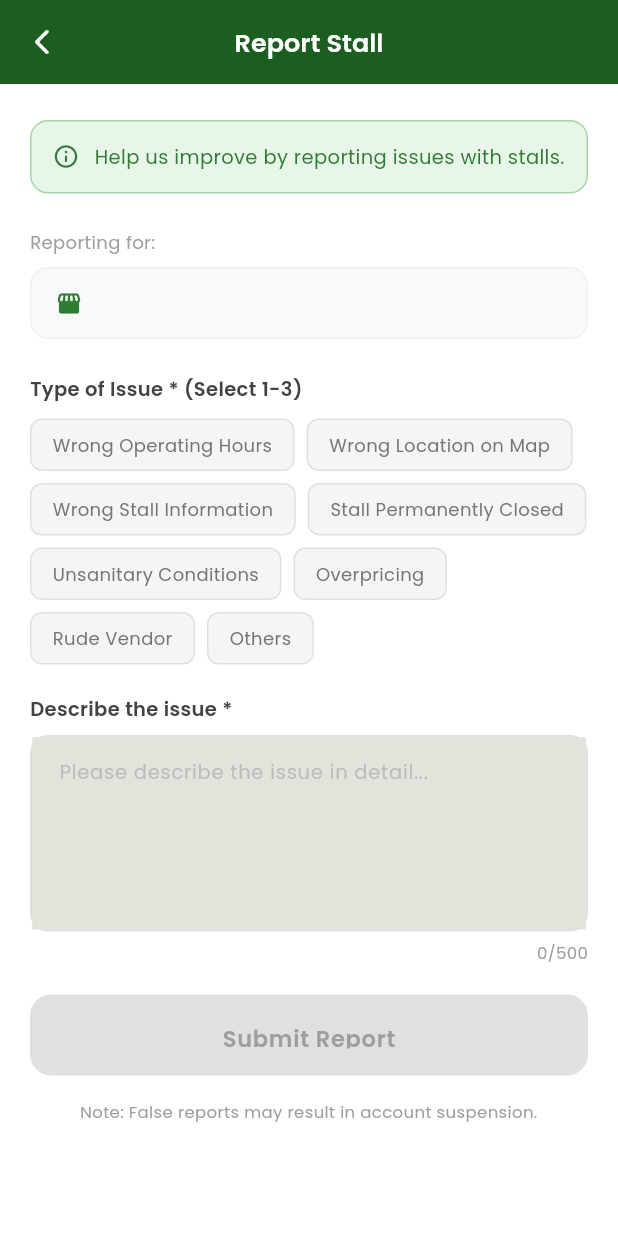
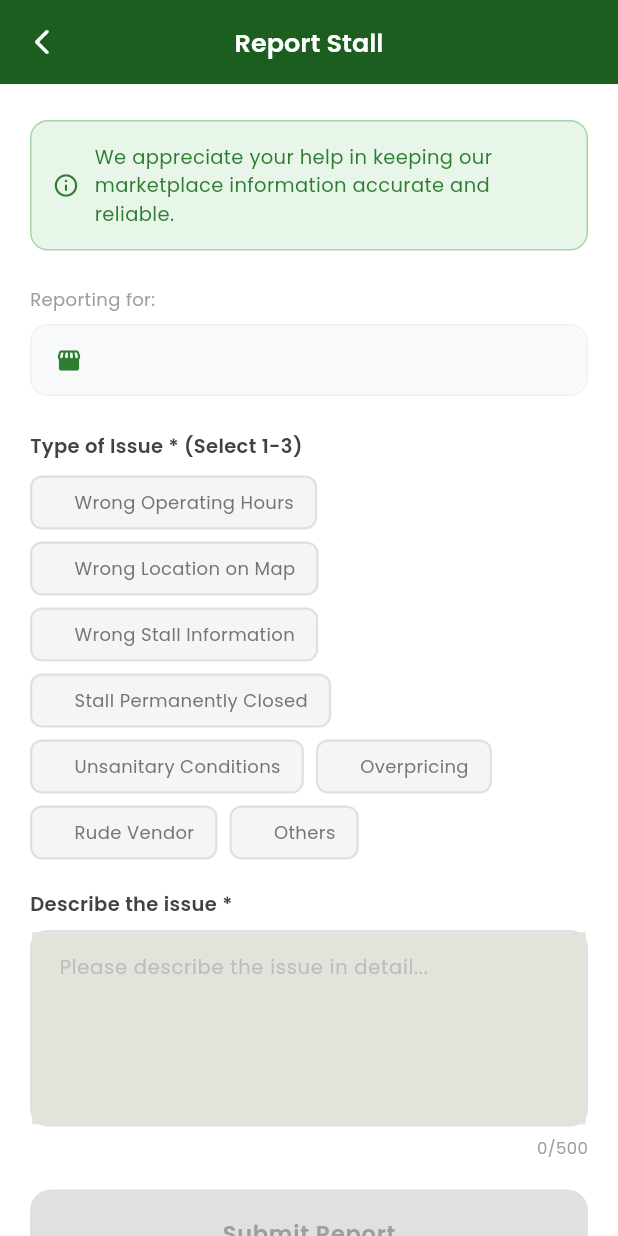
Before and after one commit to tsugumii21/MERKADO-GO---Ligao-City-Public-Market-Directory-AI-Assistant, a Flutter app: the ReportScreen screen opened directly with empty values, on a phone screen of 412 x 824 dp. Run offline on Flutter 3.47's test engine with Material 3 defaults, Android fonts, the phone set to English and light mode, and no system bars; our stand-ins replace cached_network_image, cloud_firestore, firebase_auth, firebase_core, firebase_messaging, flutter_dotenv and 7 more; accounts and stored records are empty.

Commit message:
feat: Convert time format to 12-hour AM/PM and fix UI issues
- Changed stall opening/closing times from 24-hour to 12-hour AM/PM format
- Updated seed data with new time format (e.g., 5:00 AM instead of 05:00)
- Updated StallModel default time values to 12-hour format
- Enhanced _formatTime12Hour() to detect and handle both formats
- Fixed report screen button positioning (consistent border width and icon spacing)
- Updated report info banner text to more professional wording
- Fixed Recently Viewed section overflow (increased height from 140 to 150px)

```diff
--- a/lib/features/report/presentation/report_screen.dart
+++ b/lib/features/report/presentation/report_screen.dart
@@ -211,7 +211,7 @@ class _ReportScreenState extends ConsumerState<ReportScreen> {
                     const SizedBox(width: 10),
                     Expanded(
                       child: Text(
-                        'Help us improve by reporting issues with stalls.',
+                        'We appreciate your help in keeping our marketplace information accurate and reliable.',
                         style: GoogleFonts.poppins(
                           fontSize: 13,
                           color: const Color(0xFF2E7D32),
@@ -311,20 +311,23 @@ class _ReportScreenState extends ConsumerState<ReportScreen> {
                             color: isSelected
                                 ? const Color(0xFF1B5E20)
                                 : const Color(0xFFE0E0E0),
-                            width: isSelected ? 1.5 : 1,
+                            width: 1.5,
                           ),
                         ),
                         child: Row(
                           mainAxisSize: MainAxisSize.min,
                           children: [
-                            if (isSelected) ...[
-                              const Icon(
-                                Icons.check_circle_rounded,
-                                size: 14,
-                                color: Color(0xFF1B5E20),
-                              ),
-                              const SizedBox(width: 6),
-                            ],
+                            SizedBox(
+                              width: 14,
+                              child: isSelected
+                                  ? const Icon(
+                                      Icons.check_circle_rounded,
+                                      size: 14,
+                                      color: Color(0xFF1B5E20),
+                                    )
+                                  : null,
+                            ),
+                            SizedBox(width: isSelected ? 6 : 0),
                             Text(
                               category,
                               style: GoogleFonts.poppins(
--- a/lib/features/stalls/presentation/stall_list_screen.dart
+++ b/lib/features/stalls/presentation/stall_list_screen.dart
@@ -688,7 +688,7 @@ class _StallListScreenState extends ConsumerState<StallListScreen> {
                       ),
                       SliverToBoxAdapter(
                         child: SizedBox(
-                          height: 140,
+                          height: 150,
                           child: ListView.builder(
                             scrollDirection: Axis.horizontal,
                             padding: const EdgeInsets.symmetric(horizontal: 16),
--- a/lib/models/stall_model.dart
+++ b/lib/models/stall_model.dart
@@ -42,8 +42,8 @@ class StallModel {
       products: List<String>.from(data['products'] as List<dynamic>? ?? []),
       address: data['address'] as String? ?? '',
       photoUrls: List<String>.from(data['photoUrls'] as List<dynamic>? ?? []),
-      openTime: data['openTime'] as String? ?? '06:00',
-      closeTime: data['closeTime'] as String? ?? '18:00',
+      openTime: data['openTime'] as String? ?? '6:00 AM',
+      closeTime: data['closeTime'] as String? ?? '6:00 PM',
       daysOpen: List<String>.from(data['daysOpen'] as List<dynamic>? ?? []),
       latitude: (data['latitude'] as num?)?.toDouble() ?? 0.0,
       longitude: (data['longitude'] as num?)?.toDouble() ?? 0.0,
```
Also changed, not shown: lib/data/seed_stalls.dart (+10 -10 lines), lib/features/stalls/presentation/stall_detail_sheet.dart (+6 -1 lines).
